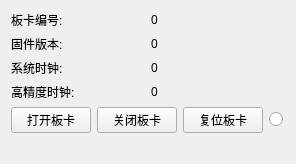
The window that GTSController/BoradWidget.ui (whisper512/GTS) describes before a commit, drawn with Qt 5.
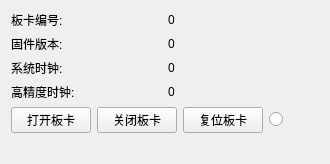
The same window after the commit.

Commit message: 修改界面，整理

What changed in the file:
```diff
--- a/GTSController/BoradWidget.ui
+++ b/GTSController/BoradWidget.ui
@@ -6,7 +6,7 @@
    <rect>
     <x>0</x>
     <y>0</y>
-    <width>296</width>
+    <width>330</width>
     <height>164</height>
    </rect>
   </property>
```
The commit also changes 6 other files.
